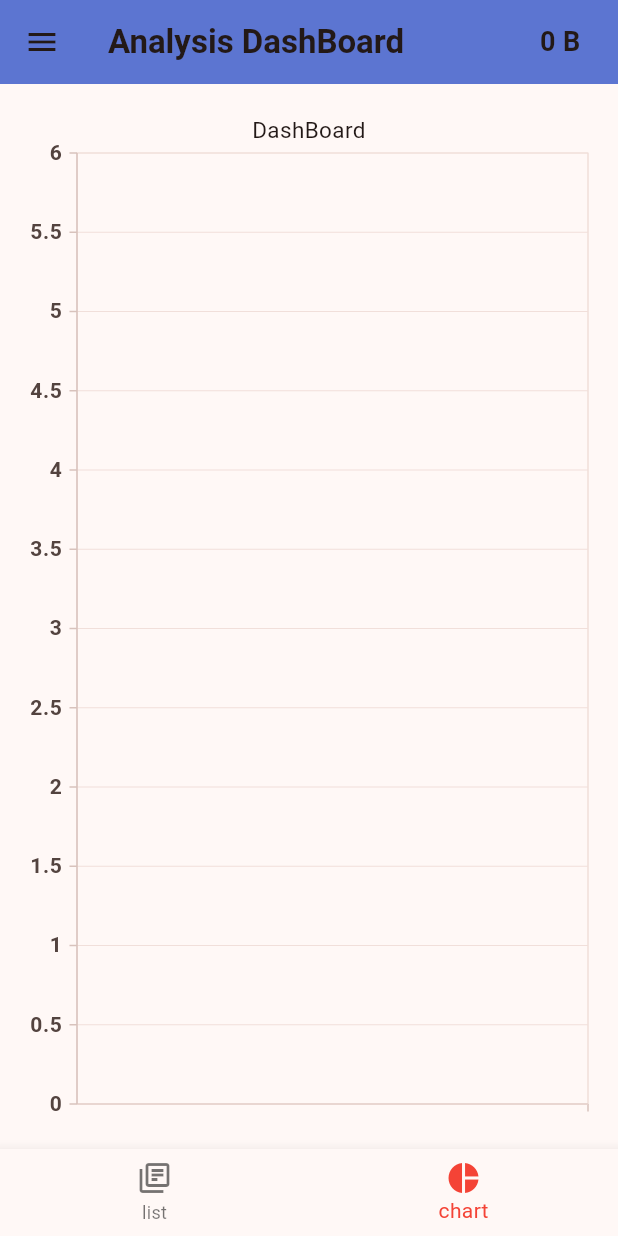
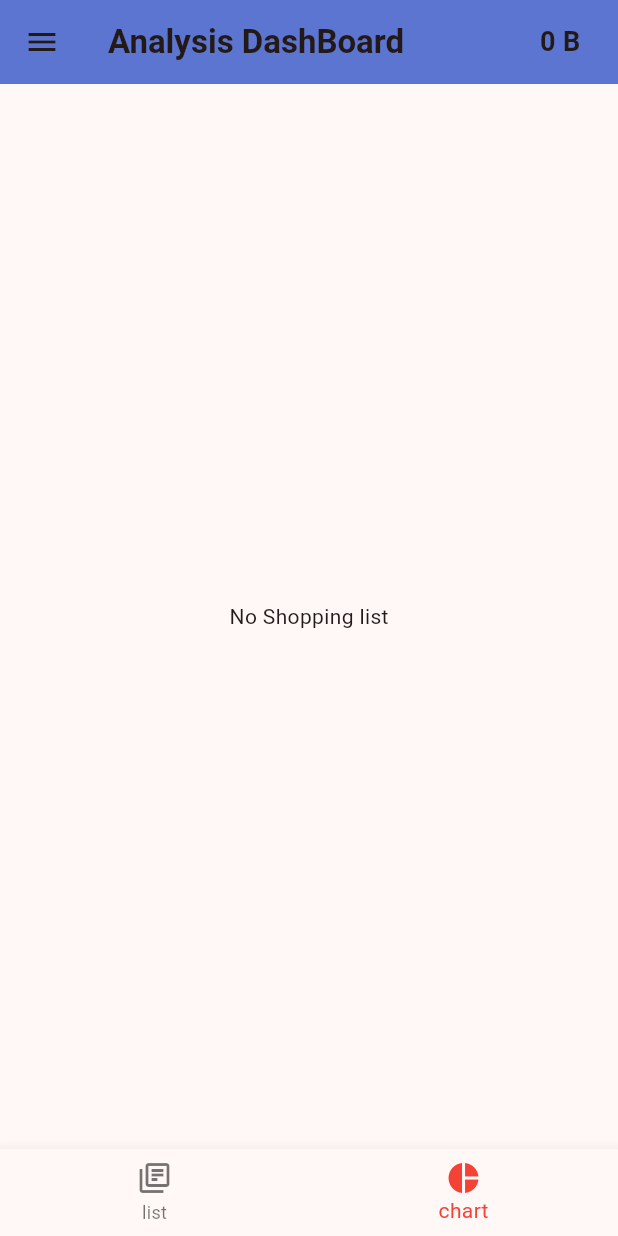
Before and after one commit to ZawMinKhant245/shoopinglist, a Flutter app: the screen it shows after launch, item 2 of the bottom bar chosen, on a phone screen of 412 x 824 dp. Run offline on Flutter 3.47's test engine with Material 3 defaults, Android fonts, the light colour scheme and no system bars; our stand-ins replace hive, hive_flutter, syncfusion_flutter_charts; accounts and stored records are empty.

Commit message:
third commit {motifine the chart }

```diff
--- a/lib/screens/category_screen.dart
+++ b/lib/screens/category_screen.dart
@@ -94,6 +94,7 @@ class _CategoryScreenState extends State<CategoryScreen> {
             if (snapShoot.connectionState == ConnectionState.waiting) {
               return Center(child:Text('No shopping list'));
             }else{
+              Provider.of<ExpenseProvider>(context,listen: false).initBox();
               return Consumer<CategoryProvider>(
                   builder:(context,provider,child){
                    return ListView.builder(
@@ -118,7 +119,11 @@ class _CategoryScreenState extends State<CategoryScreen> {
                                  title:Text('List of ${provider.categories[index].name}'),
                                  subtitle: Text(DateFormat('yyyy-MM-dd').format(provider.categories[index].date!)),
                                  trailing: IconButton(onPressed: (){
+                                   final name=provider.categories[index].name;
                                    Provider.of<CategoryProvider>(context,listen: false).deleteItem(index);
+                                   final providerExpense=Provider.of<ExpenseProvider>(context,listen: false);
+                                   providerExpense.expenses.removeWhere((e)=>e.category == name);
+                                   providerExpense.deleteCategory(index);
                                  }, icon: Icon(Icons.delete)),
                                ),
                              ),
--- a/lib/screens/chart_screen.dart
+++ b/lib/screens/chart_screen.dart
@@ -1,5 +1,9 @@
+import 'dart:math';
+
 import 'package:flutter/material.dart';
 import 'package:provider/provider.dart';
+import 'package:shoopinglist/model/expense.dart';
+import 'package:shoopinglist/provider/category_provider.dart';
 import 'package:shoopinglist/provider/expense_provider.dart';
 import 'package:syncfusion_flutter_charts/charts.dart';
 // import 'package:syncfusion_flutter_charts/charts.dart';
@@ -19,21 +23,80 @@ class ChartData{
 
 class _ChartScreenState extends State<ChartScreen> {
   @override
+
+  Map<String, int> totalAmount() {
+    final provider   = Provider.of<ExpenseProvider>(context, listen: false);
+
+    final Map<String, int> data = {};
+
+    Set<String> setName=provider.expenses.map((e)=>e.category).toSet();
+    for(String cat in setName){
+
+      int total=0;
+     List<Expense>filterExpense= provider.expenses.where((c)=>c.category ==cat).toList();
+     for(Expense fe in filterExpense){
+       if(fe.isBought){
+         total += fe.amount!;
+       }
+     }
+     data[cat]=total;
+    }
+
+    return data;
+  }
   Widget build(BuildContext context) {
+
+    print(totalAmount());
+    Map<String,int>data=totalAmount();
+    List<ChartData>chartData=data.entries.map((e)=>ChartData(label: e.key, amount: e.value)).toList();
     return Scaffold(
       body: Consumer<ExpenseProvider>(
           builder: (context,provider,child){
-            return SfCartesianChart(
+            if(provider.expenses.isEmpty){
+              return Center(child: Text('No Shopping list'));
+            }else{
+              return SizedBox(
+                width: 600,
+                child:  SfCartesianChart(
                     primaryXAxis: CategoryAxis(
                       labelStyle: TextStyle(fontSize: 14,fontWeight: FontWeight.bold),
                     ),
-              primaryYAxis:CategoryAxis(
+                    primaryYAxis:NumericAxis(
                         labelStyle: TextStyle(fontSize: 14,fontWeight: FontWeight.bold)
                     ),
                     title: ChartTitle(
-                text: 'DashBoard'
+                        text: 'DashBoard',
+                        textStyle: TextStyle(
+                            fontWeight: FontWeight.bold,
+                            fontSize: 18
+                        )
+                    ),
+                    tooltipBehavior: TooltipBehavior(enable: true),
+                    series: [
+                      ColumnSeries<ChartData,dynamic>(
+                          dataSource: chartData,
+                          xValueMapper: (chartData,_)=>chartData.label,
+                          yValueMapper:(chartData,_)=>chartData.amount,
+                        pointColorMapper: (chartData,_){
+                          Random random=Random();
+                          return Color.fromRGBO(
+                            random.nextInt(256),
+                            random.nextInt(256),
+                            random.nextInt(256),
+                            1,
+                          );
+                        },
+                        borderRadius: BorderRadius.only(topRight: Radius.circular(5),topLeft: Radius.circular(5)),
+                        dataLabelSettings: DataLabelSettings(
+                          isVisible: true,
+                          textStyle: TextStyle(fontWeight: FontWeight.bold)
+                        ),
+                      ),
+                    ],
                   ),
               );
+            }
+
           }
       ),
     );
```
Also changed, not shown: lib/provider/expense_provider.dart (+10 -1 lines), lib/screens/add_shopping_list_details.dart (+37 -37 lines), lib/screens/settings_screen.dart (+30 -6 lines). Lines whose indentation alone changed are shown as unchanged.
